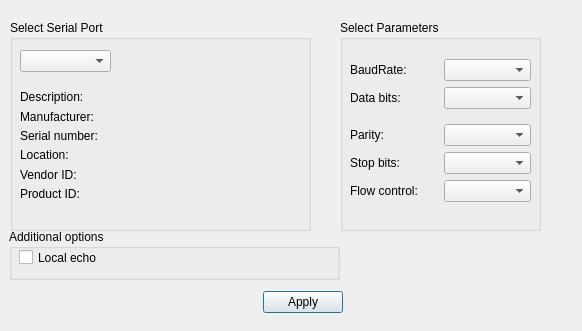
First picture: the form in settingsdialog.ui, repository zhouscd/X100control, before the edit.
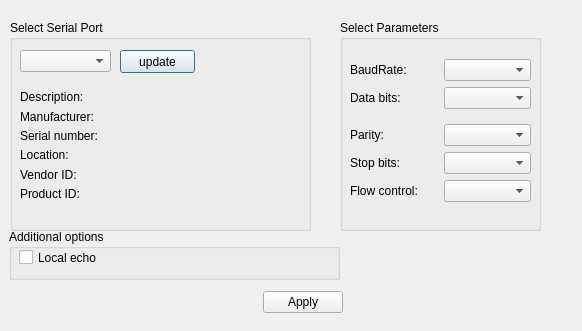
Second picture: the form after the edit.

Diff of the .ui file:
```diff
--- a/settingsdialog.ui
+++ b/settingsdialog.ui
@@ -95,6 +95,19 @@
      </item>
     </layout>
    </widget>
+   <widget class="QPushButton" name="pushButton">
+    <property name="geometry">
+     <rect>
+      <x>110</x>
+      <y>30</y>
+      <width>75</width>
+      <height>23</height>
+     </rect>
+    </property>
+    <property name="text">
+     <string>update</string>
+    </property>
+   </widget>
   </widget>
   <widget class="QGroupBox" name="ParametersBox">
    <property name="geometry">
```
